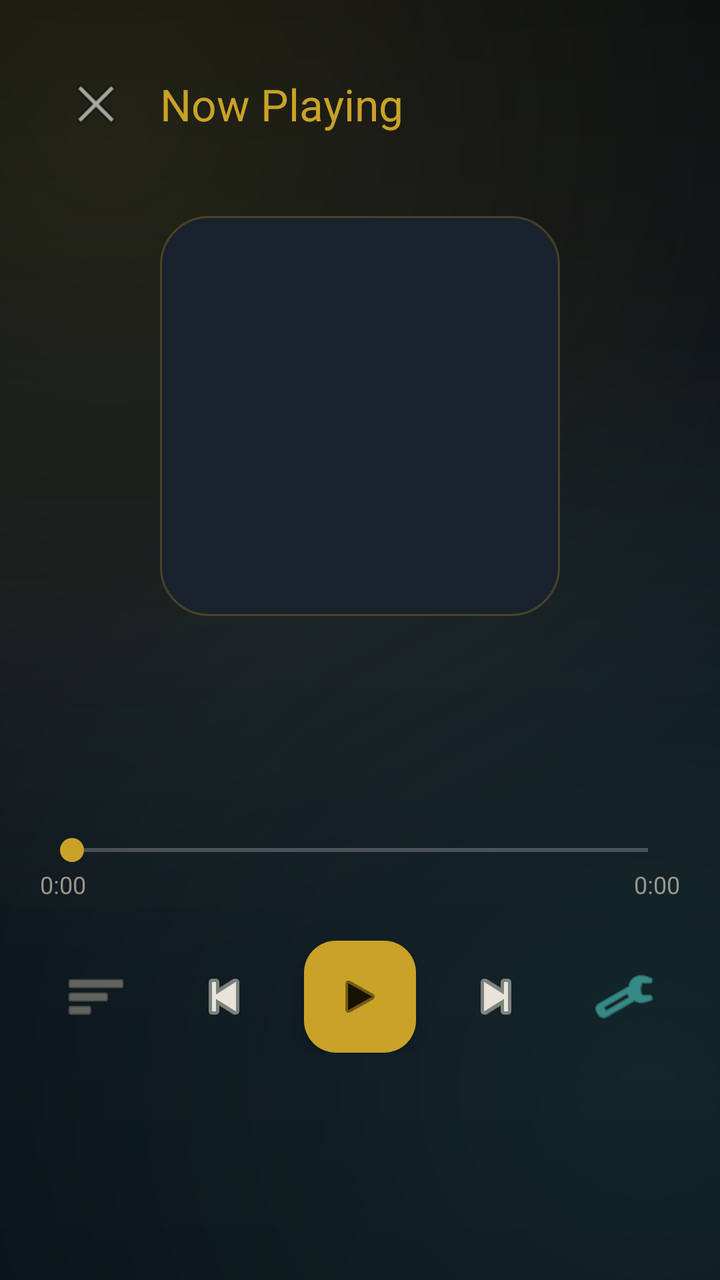
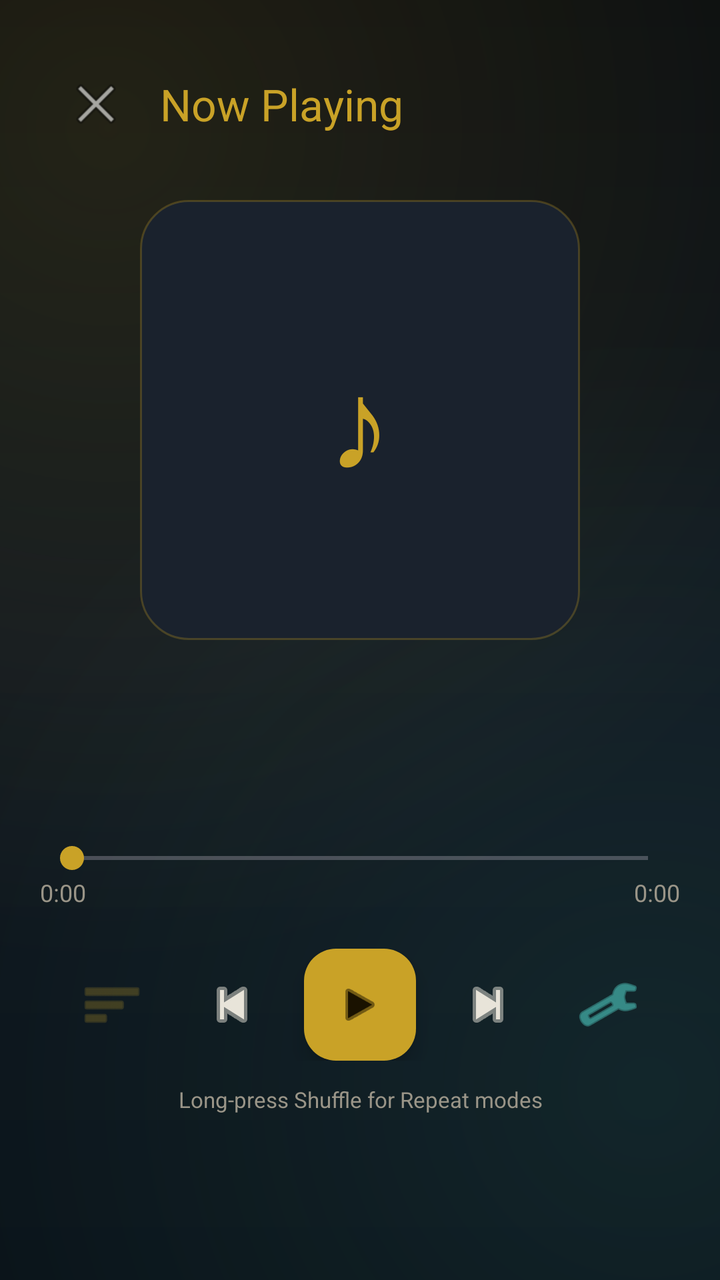

Before-and-after screenshots of an Android layout around one commit, followed by the original layout XML and the change that was made.
<!-- AndroidManifest.xml: application theme Theme.Nava -->
<!-- res/layout/activity_now_playing.xml -->
<?xml version="1.0" encoding="utf-8"?>
<LinearLayout xmlns:android="http://schemas.android.com/apk/res/android"
    xmlns:app="http://schemas.android.com/apk/res-auto"
    android:layout_width="match_parent"
    android:layout_height="match_parent"
    android:orientation="vertical"
    android:background="@drawable/bg_eslimi"
    android:fitsSystemWindows="true"
    android:padding="20dp">

    <com.google.android.material.appbar.MaterialToolbar
        android:id="@+id/toolbar"
        android:layout_width="match_parent"
        android:layout_height="?attr/actionBarSize"
        app:navigationIcon="@android:drawable/ic_menu_close_clear_cancel"
        app:title="@string/now_playing"
        app:titleTextColor="@color/gold" />

    <View
        android:layout_width="200dp"
        android:layout_height="200dp"
        android:layout_gravity="center_horizontal"
        android:layout_marginTop="24dp"
        android:background="@drawable/album_placeholder" />

    <TextView
        android:id="@+id/txtTitle"
        android:layout_width="match_parent"
        android:layout_height="wrap_content"
        android:layout_marginTop="28dp"
        android:gravity="center"
        android:textColor="@color/text_primary"
        android:textSize="20sp"
        android:textStyle="bold"
        android:maxLines="2"
        android:ellipsize="end" />

    <TextView
        android:id="@+id/txtArtist"
        android:layout_width="match_parent"
        android:layout_height="wrap_content"
        android:layout_marginTop="6dp"
        android:gravity="center"
        android:textColor="@color/teal"
        android:textSize="14sp" />

    <SeekBar
        android:id="@+id/seekBar"
        android:layout_width="match_parent"
        android:layout_height="wrap_content"
        android:layout_marginTop="28dp"
        android:progressTint="@color/gold"
        android:thumbTint="@color/gold" />

    <LinearLayout
        android:layout_width="match_parent"
        android:layout_height="wrap_content"
        android:orientation="horizontal">

        <TextView
            android:id="@+id/txtPosition"
            android:layout_width="0dp"
            android:layout_height="wrap_content"
            android:layout_weight="1"
            android:textColor="@color/text_secondary"
            android:textSize="12sp"
            android:text="0:00" />

        <TextView
            android:id="@+id/txtDuration"
            android:layout_width="wrap_content"
            android:layout_height="wrap_content"
            android:textColor="@color/text_secondary"
            android:textSize="12sp"
            android:text="0:00" />
    </LinearLayout>

    <LinearLayout
        android:layout_width="match_parent"
        android:layout_height="wrap_content"
        android:layout_marginTop="20dp"
        android:gravity="center"
        android:orientation="horizontal">

        <ImageButton
            android:id="@+id/btnShuffle"
            android:layout_width="48dp"
            android:layout_height="48dp"
            android:background="?attr/selectableItemBackgroundBorderless"
            android:src="@android:drawable/ic_menu_sort_by_size"
            android:contentDescription="@string/shuffle"
            app:tint="@color/text_secondary" />

        <ImageButton
            android:id="@+id/btnPrev"
            android:layout_width="56dp"
            android:layout_height="56dp"
            android:layout_marginHorizontal="12dp"
            android:background="?attr/selectableItemBackgroundBorderless"
            android:src="@android:drawable/ic_media_previous"
            android:contentDescription="Previous"
            app:tint="@color/text_primary" />

        <com.google.android.material.floatingactionbutton.FloatingActionButton
            android:id="@+id/btnPlayPause"
            android:layout_width="wrap_content"
            android:layout_height="wrap_content"
            android:contentDescription="Play"
            app:backgroundTint="@color/gold"
            app:tint="#1A1200"
            app:srcCompat="@android:drawable/ic_media_play"
            app:fabSize="normal" />

        <ImageButton
            android:id="@+id/btnNext"
            android:layout_width="56dp"
            android:layout_height="56dp"
            android:layout_marginHorizontal="12dp"
            android:background="?attr/selectableItemBackgroundBorderless"
            android:src="@android:drawable/ic_media_next"
            android:contentDescription="Next"
            app:tint="@color/text_primary" />

        <ImageButton
            android:id="@+id/btnEq"
            android:layout_width="48dp"
            android:layout_height="48dp"
            android:background="?attr/selectableItemBackgroundBorderless"
            android:src="@android:drawable/ic_menu_manage"
            android:contentDescription="@string/equalizer"
            app:tint="@color/teal" />
    </LinearLayout>
</LinearLayout>
<!-- resources referenced by this layout -->
<resources>
  <color name="gold">#C9A227</color>
  <color name="teal">#4ECDC4</color>
  <color name="text_primary">#E8E4D9</color>
  <color name="text_secondary">#9A9588</color>
  <!-- drawable album_placeholder (drawable) -->
  <?xml version="1.0" encoding="utf-8"?>
  <shape xmlns:android="http://schemas.android.com/apk/res/android"
      android:shape="rectangle">
      <solid android:color="#1A222D" />
      <corners android:radius="24dp" />
      <stroke android:width="1dp" android:color="#44C9A227" />
  </shape>
  <!-- drawable bg_eslimi (drawable) -->
  <?xml version="1.0" encoding="utf-8"?>
  <layer-list xmlns:android="http://schemas.android.com/apk/res/android">
      <item>
          <shape android:shape="rectangle">
              <gradient
                  android:type="linear"
                  android:angle="145"
                  android:startColor="#080C10"
                  android:centerColor="#101820"
                  android:endColor="#0A1218" />
          </shape>
      </item>
      
      <item>
          <shape android:shape="rectangle">
              <gradient
                  android:type="radial"
                  android:gradientRadius="420dp"
                  android:centerX="0.15"
                  android:centerY="0.1"
                  android:startColor="#22C9A227"
                  android:endColor="#00000000" />
          </shape>
      </item>
      
      <item>
          <shape android:shape="rectangle">
              <gradient
                  android:type="radial"
                  android:gradientRadius="380dp"
                  android:centerX="0.9"
                  android:centerY="0.85"
                  android:startColor="#184ECDC4"
                  android:endColor="#00000000" />
          </shape>
      </item>
  </layer-list>
  <string name="equalizer">Equalizer</string>
  <string name="now_playing">Now Playing</string>
  <string name="shuffle">Shuffle</string>
  <style name="Theme.Nava" parent="Theme.Material3.Dark.NoActionBar">
          <item name="colorPrimary">#C9A227</item>
          <item name="colorPrimaryContainer">#3D2E0A</item>
          <item name="colorOnPrimary">#1A1200</item>
          <item name="colorSecondary">#4ECDC4</item>
          <item name="colorSecondaryContainer">#0A3D3A</item>
          <item name="colorSurface">#0F1419</item>
          <item name="colorOnSurface">#E8E4D9</item>
          <item name="android:statusBarColor">#0A0E12</item>
          <item name="android:navigationBarColor">#0A0E12</item>
          <item name="android:windowBackground">@drawable/bg_eslimi</item>
      </style>
</resources>

<!-- the commit's change to res/layout/activity_now_playing.xml (unified diff, before → after) -->
@@ -1,133 +1,163 @@
 <?xml version="1.0" encoding="utf-8"?>
-<LinearLayout xmlns:android="http://schemas.android.com/apk/res/android"
+<ScrollView xmlns:android="http://schemas.android.com/apk/res/android"
     xmlns:app="http://schemas.android.com/apk/res-auto"
     android:layout_width="match_parent"
     android:layout_height="match_parent"
-    android:orientation="vertical"
     android:background="@drawable/bg_eslimi"
-    android:fitsSystemWindows="true"
-    android:padding="20dp">
-
-    <com.google.android.material.appbar.MaterialToolbar
-        android:id="@+id/toolbar"
-        android:layout_width="match_parent"
-        android:layout_height="?attr/actionBarSize"
-        app:navigationIcon="@android:drawable/ic_menu_close_clear_cancel"
-        app:title="@string/now_playing"
-        app:titleTextColor="@color/gold" />
-
-    <View
-        android:layout_width="200dp"
-        android:layout_height="200dp"
-        android:layout_gravity="center_horizontal"
-        android:layout_marginTop="24dp"
-        android:background="@drawable/album_placeholder" />
-
-    <TextView
-        android:id="@+id/txtTitle"
-        android:layout_width="match_parent"
-        android:layout_height="wrap_content"
-        android:layout_marginTop="28dp"
-        android:gravity="center"
-        android:textColor="@color/text_primary"
-        android:textSize="20sp"
-        android:textStyle="bold"
-        android:maxLines="2"
-        android:ellipsize="end" />
-
-    <TextView
-        android:id="@+id/txtArtist"
-        android:layout_width="match_parent"
-        android:layout_height="wrap_content"
-        android:layout_marginTop="6dp"
-        android:gravity="center"
-        android:textColor="@color/teal"
-        android:textSize="14sp" />
-
-    <SeekBar
-        android:id="@+id/seekBar"
-        android:layout_width="match_parent"
-        android:layout_height="wrap_content"
-        android:layout_marginTop="28dp"
-        android:progressTint="@color/gold"
-        android:thumbTint="@color/gold" />
+    android:fillViewport="true"
+    android:fitsSystemWindows="true">
 
     <LinearLayout
         android:layout_width="match_parent"
         android:layout_height="wrap_content"
-        android:orientation="horizontal">
+        android:orientation="vertical"
+        android:padding="20dp">
+
+        <com.google.android.material.appbar.MaterialToolbar
+            android:id="@+id/toolbar"
+            android:layout_width="match_parent"
+            android:layout_height="?attr/actionBarSize"
+            app:navigationIcon="@android:drawable/ic_menu_close_clear_cancel"
+            app:title="@string/now_playing"
+            app:titleTextColor="@color/gold" />
+
+        <FrameLayout
+            android:layout_width="220dp"
+            android:layout_height="220dp"
+            android:layout_gravity="center_horizontal"
+            android:layout_marginTop="16dp">
+
+            <View
+                android:layout_width="match_parent"
+                android:layout_height="match_parent"
+                android:background="@drawable/album_placeholder" />
+
+            <TextView
+                android:layout_width="wrap_content"
+                android:layout_height="wrap_content"
+                android:layout_gravity="center"
+                android:text="♪"
+                android:textColor="@color/gold"
+                android:textSize="64sp" />
+        </FrameLayout>
 
         <TextView
-            android:id="@+id/txtPosition"
-            android:layout_width="0dp"
+            android:id="@+id/txtTitle"
+            android:layout_width="match_parent"
             android:layout_height="wrap_content"
-            android:layout_weight="1"
-            android:textColor="@color/text_secondary"
-            android:textSize="12sp"
-            android:text="0:00" />
+            android:layout_marginTop="24dp"
+            android:gravity="center"
+            android:textColor="@color/text_primary"
+            android:textSize="20sp"
+            android:textStyle="bold"
+            android:maxLines="2"
+            android:ellipsize="end" />
 
         <TextView
-            android:id="@+id/txtDuration"
-            android:layout_width="wrap_content"
+            android:id="@+id/txtArtist"
+            android:layout_width="match_parent"
             android:layout_height="wrap_content"
+            android:layout_marginTop="6dp"
+            android:gravity="center"
+            android:textColor="@color/teal"
+            android:textSize="14sp" />
+
+        <SeekBar
+            android:id="@+id/seekBar"
+            android:layout_width="match_parent"
+            android:layout_height="wrap_content"
+            android:layout_marginTop="24dp"
+            android:progressTint="@color/gold"
+            android:thumbTint="@color/gold" />
+
+        <LinearLayout
+            android:layout_width="match_parent"
+            android:layout_height="wrap_content"
+            android:orientation="horizontal">
+
+            <TextView
+                android:id="@+id/txtPosition"
+                android:layout_width="0dp"
+                android:layout_height="wrap_content"
+                android:layout_weight="1"
+                android:textColor="@color/text_secondary"
+                android:textSize="12sp"
+                android:text="0:00" />
+
+            <TextView
+                android:id="@+id/txtDuration"
+                android:layout_width="wrap_content"
+                android:layout_height="wrap_content"
+                android:textColor="@color/text_secondary"
+                android:textSize="12sp"
+                android:text="0:00" />
+        </LinearLayout>
+
+        <LinearLayout
+            android:layout_width="match_parent"
+            android:layout_height="wrap_content"
+            android:layout_marginTop="20dp"
+            android:gravity="center"
+            android:orientation="horizontal">
+
+            <ImageButton
+                android:id="@+id/btnShuffle"
+                android:layout_width="48dp"
+                android:layout_height="48dp"
+                android:background="?attr/selectableItemBackgroundBorderless"
+                android:src="@android:drawable/ic_menu_sort_by_size"
+                android:contentDescription="@string/shuffle"
+                android:alpha="0.45"
+                app:tint="@color/gold" />
+
+            <ImageButton
+                android:id="@+id/btnPrev"
+                android:layout_width="56dp"
+                android:layout_height="56dp"
+                android:layout_marginHorizontal="8dp"
+                android:background="?attr/selectableItemBackgroundBorderless"
+                android:src="@android:drawable/ic_media_previous"
+                android:contentDescription="Previous"
+                app:tint="@color/text_primary" />
+
+            <com.google.android.material.floatingactionbutton.FloatingActionButton
+                android:id="@+id/btnPlayPause"
+                android:layout_width="wrap_content"
+                android:layout_height="wrap_content"
+                android:contentDescription="Play"
+                app:backgroundTint="@color/gold"
+                app:tint="#1A1200"
+                app:srcCompat="@android:drawable/ic_media_play"
+                app:fabSize="normal" />
+
+            <ImageButton
+                android:id="@+id/btnNext"
+                android:layout_width="56dp"
+                android:layout_height="56dp"
+                android:layout_marginHorizontal="8dp"
+                android:background="?attr/selectableItemBackgroundBorderless"
+                android:src="@android:drawable/ic_media_next"
+                android:contentDescription="Next"
+                app:tint="@color/text_primary" />
+
+            <ImageButton
+                android:id="@+id/btnEq"
+                android:layout_width="48dp"
+                android:layout_height="48dp"
+                android:background="?attr/selectableItemBackgroundBorderless"
+                android:src="@android:drawable/ic_menu_manage"
+                android:contentDescription="@string/equalizer"
+                app:tint="@color/teal" />
+        </LinearLayout>
+
+        <TextView
+            android:layout_width="match_parent"
+            android:layout_height="wrap_content"
+            android:layout_marginTop="12dp"
+            android:gravity="center"
+            android:text="Long-press Shuffle for Repeat modes"
             android:textColor="@color/text_secondary"
-            android:textSize="12sp"
-            android:text="0:00" />
+            android:textSize="11sp" />
+
     </LinearLayout>
-
-    <LinearLayout
-        android:layout_width="match_parent"
-        android:layout_height="wrap_content"
-        android:layout_marginTop="20dp"
-        android:gravity="center"
-        android:orientation="horizontal">
-
-        <ImageButton
-            android:id="@+id/btnShuffle"
-            android:layout_width="48dp"
-            android:layout_height="48dp"
-            android:background="?attr/selectableItemBackgroundBorderless"
-            android:src="@android:drawable/ic_menu_sort_by_size"
-            android:contentDescription="@string/shuffle"
-            app:tint="@color/text_secondary" />
-
-        <ImageButton
-            android:id="@+id/btnPrev"
-            android:layout_width="56dp"
-            android:layout_height="56dp"
-            android:layout_marginHorizontal="12dp"
-            android:background="?attr/selectableItemBackgroundBorderless"
-            android:src="@android:drawable/ic_media_previous"
-            android:contentDescription="Previous"
-            app:tint="@color/text_primary" />
-
-        <com.google.android.material.floatingactionbutton.FloatingActionButton
-            android:id="@+id/btnPlayPause"
-            android:layout_width="wrap_content"
-            android:layout_height="wrap_content"
-            android:contentDescription="Play"
-            app:backgroundTint="@color/gold"
-            app:tint="#1A1200"
-            app:srcCompat="@android:drawable/ic_media_play"
-            app:fabSize="normal" />
-
-        <ImageButton
-            android:id="@+id/btnNext"
-            android:layout_width="56dp"
-            android:layout_height="56dp"
-            android:layout_marginHorizontal="12dp"
-            android:background="?attr/selectableItemBackgroundBorderless"
-            android:src="@android:drawable/ic_media_next"
-            android:contentDescription="Next"
-            app:tint="@color/text_primary" />
-
-        <ImageButton
-            android:id="@+id/btnEq"
-            android:layout_width="48dp"
-            android:layout_height="48dp"
-            android:background="?attr/selectableItemBackgroundBorderless"
-            android:src="@android:drawable/ic_menu_manage"
-            android:contentDescription="@string/equalizer"
-            app:tint="@color/teal" />
-    </LinearLayout>
-</LinearLayout>
+</ScrollView>
